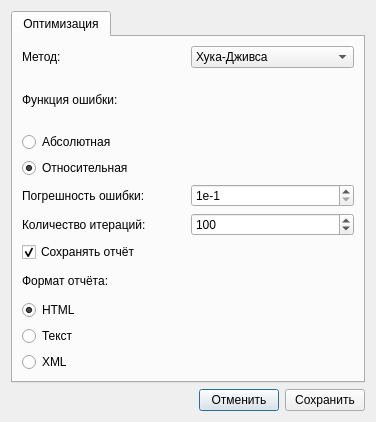
This is gui/formsetting.ui in maluginp/tsunami-optimus as Qt 5 draws it before an edit. The edited form follows.
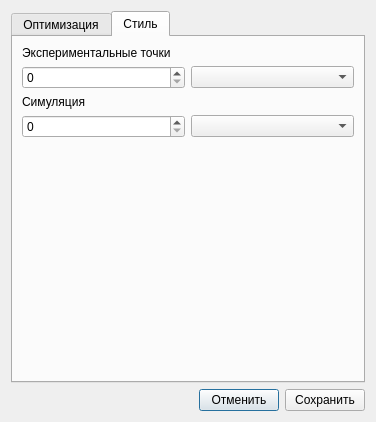
This is the edited form.

Patch:
```diff
--- a/gui/formsetting.ui
+++ b/gui/formsetting.ui
@@ -17,7 +17,7 @@
    <item row="0" column="0">
     <widget class="QTabWidget" name="tabWidget">
      <property name="currentIndex">
-      <number>0</number>
+      <number>1</number>
      </property>
      <widget class="QWidget" name="settingOptimisationTab">
       <attribute name="title">
@@ -195,6 +195,52 @@
        </item>
       </layout>
      </widget>
+     <widget class="QWidget" name="tab">
+      <attribute name="title">
+       <string>Стиль</string>
+      </attribute>
+      <layout class="QGridLayout" name="gridLayout_3">
+       <item row="0" column="0" colspan="2">
+        <widget class="QLabel" name="label_6">
+         <property name="text">
+          <string>Экспериментальные точки</string>
+         </property>
+        </widget>
+       </item>
+       <item row="1" column="0">
+        <widget class="QSpinBox" name="measureWeightSpinBox"/>
+       </item>
+       <item row="1" column="1">
+        <widget class="QComboBox" name="measureSymbolComboBox"/>
+       </item>
+       <item row="2" column="0" colspan="2">
+        <widget class="QLabel" name="label_7">
+         <property name="text">
+          <string>Симуляция</string>
+         </property>
+        </widget>
+       </item>
+       <item row="3" column="0">
+        <widget class="QSpinBox" name="simulateSymbolComboBox"/>
+       </item>
+       <item row="3" column="1">
+        <widget class="QComboBox" name="simulateWeightSpinBox"/>
+       </item>
+       <item row="4" column="1">
+        <spacer name="verticalSpacer">
+         <property name="orientation">
+          <enum>Qt::Vertical</enum>
+         </property>
+         <property name="sizeHint" stdset="0">
+          <size>
+           <width>20</width>
+           <height>174</height>
+          </size>
+         </property>
+        </spacer>
+       </item>
+      </layout>
+     </widget>
     </widget>
    </item>
    <item row="1" column="0">
```
Left out of the diff: 2 changed lines with no effect on the pictures.
